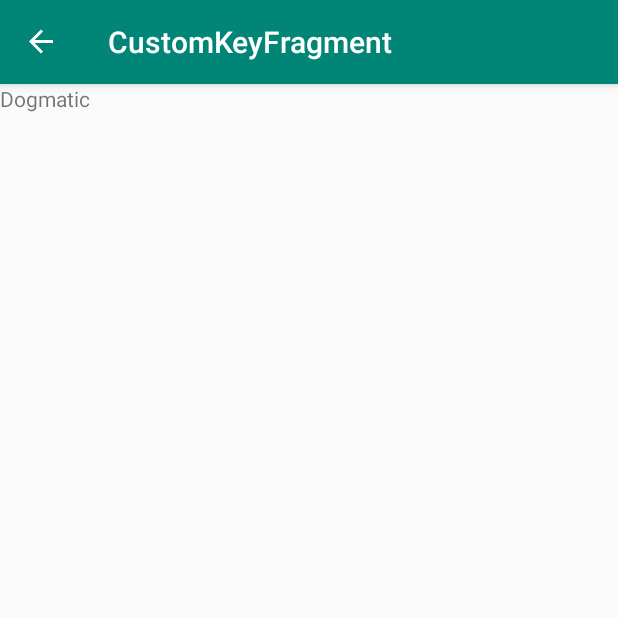
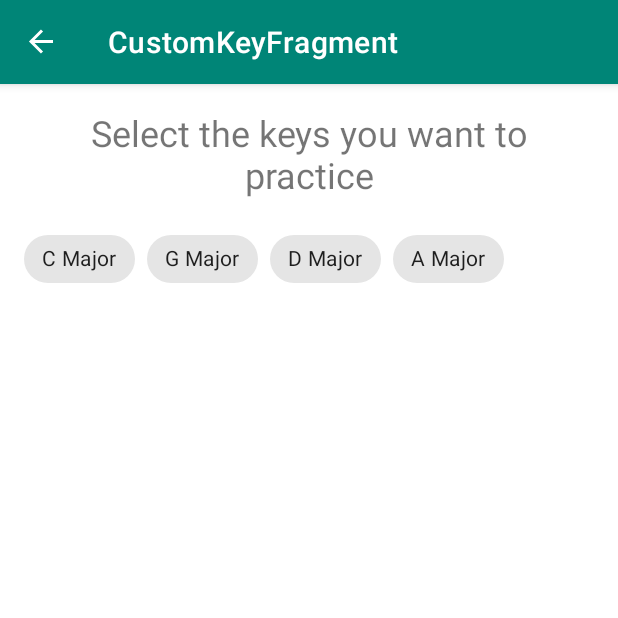
Before and after one commit to JPUF/MusicPracticePrompter, an Android app: the CustomKeyFragment screen opened through its navigation route, on a phone screen of 412 x 824 dp, the top half of it. Run offline under Robolectric (Android 15) with nearby library versions, the phone set to English and light mode, and no system bars; our stand-ins replace data binding, navigation-ui.

Commit message:
Dummy Chips in ChipGroup

```diff
--- a/app/src/main/java/com/jlbennett/musicpracticeprompter/CustomKeyFragment.kt
+++ b/app/src/main/java/com/jlbennett/musicpracticeprompter/CustomKeyFragment.kt
@@ -18,6 +18,7 @@ class CustomKeyFragment : Fragment() {
         // Inflate the layout for this fragment
         val binding: FragmentCustomKeyBinding = DataBindingUtil.inflate(inflater, R.layout.fragment_custom_key, container, false)
 
+
         return binding.root
     }
 }
--- a/app/src/main/res/layout/fragment_custom_key.xml
+++ b/app/src/main/res/layout/fragment_custom_key.xml
@@ -3,12 +3,41 @@
         xmlns:app="http://schemas.android.com/apk/res-auto"
         xmlns:tools="http://schemas.android.com/tools"
         tools:context="com.example.android.navigation.CustomKeyFragment">
-    <FrameLayout
-         android:layout_width="match_parent"
-         android:layout_height="match_parent">
+    <androidx.constraintlayout.widget.ConstraintLayout
+            android:layout_width="match_parent"
+            android:layout_height="match_parent">
         <TextView
-                android:text="Dogmatic"
-                android:layout_width="wrap_content"
-                android:layout_height="wrap_content" android:id="@+id/textView"/>
-    </FrameLayout>
+                android:text="@string/selectionTitle"
+                android:layout_width="0dp"
+                android:layout_height="wrap_content" android:id="@+id/selectText"
+                app:layout_constraintStart_toStartOf="parent" android:layout_marginEnd="16dp"
+                app:layout_constraintEnd_toEndOf="parent" android:layout_marginStart="16dp"
+                app:layout_constraintTop_toTopOf="parent" android:layout_marginTop="16dp" android:textSize="24sp"
+                android:gravity="center_horizontal"/>
+        <com.google.android.material.chip.ChipGroup
+                android:layout_width="0dp"
+                android:layout_height="0dp"
+                android:layout_marginTop="16dp"
+                app:layout_constraintTop_toBottomOf="@+id/selectText" android:layout_marginBottom="16dp"
+                app:layout_constraintBottom_toBottomOf="parent" app:layout_constraintStart_toStartOf="parent"
+                android:layout_marginStart="16dp" app:layout_constraintEnd_toEndOf="parent"
+                android:layout_marginEnd="16dp" android:id="@+id/keyChipGroup" app:chipSpacing="16dp">
+            <com.google.android.material.chip.Chip
+                    android:layout_width="wrap_content"
+                    android:layout_height="wrap_content" android:id="@+id/cMajorChip" android:checkable="true"
+                    android:text="C Major"/>
+            <com.google.android.material.chip.Chip
+                    android:layout_width="wrap_content"
+                    android:layout_height="wrap_content" android:id="@+id/gMajorChip" android:text="G Major"
+                    android:checkable="true"/>
+            <com.google.android.material.chip.Chip
+                    android:layout_width="wrap_content"
+                    android:layout_height="wrap_content" android:id="@+id/dMajorChip" android:text="D Major"
+                    android:checkable="true"/>
+            <com.google.android.material.chip.Chip
+                    android:layout_width="wrap_content"
+                    android:layout_height="wrap_content" android:id="@+id/aMajorChip" android:text="A Major"
+                    android:checkable="true"/>
+        </com.google.android.material.chip.ChipGroup>
+    </androidx.constraintlayout.widget.ConstraintLayout>
 </layout>
--- a/app/src/main/res/values/strings.xml
+++ b/app/src/main/res/values/strings.xml
@@ -101,4 +101,5 @@
 
     <!-- TODO: Remove or change this placeholder text -->
     <string name="hello_blank_fragment">Hello blank fragment</string>
+    <string name="selectionTitle">Select the keys you want to practice</string>
 </resources>
--- a/app/src/main/res/values/styles.xml
+++ b/app/src/main/res/values/styles.xml
@@ -1,8 +1,8 @@
 <resources>
 
     <!-- Base application theme. -->
-    <style name="AppTheme" parent="Theme.AppCompat.Light.DarkActionBar">
-        <!-- Customize your theme here. -->
+    <!-- <style name="AppTheme" parent="Theme.AppCompat.Light.DarkActionBar"> -->
+    <style name="AppTheme" parent="Theme.MaterialComponents.Light.DarkActionBar">
         <item name="colorPrimary">@color/colorPrimary</item>
         <item name="colorPrimaryDark">@color/colorPrimaryDark</item>
         <item name="colorAccent">@color/colorAccent</item>
```
